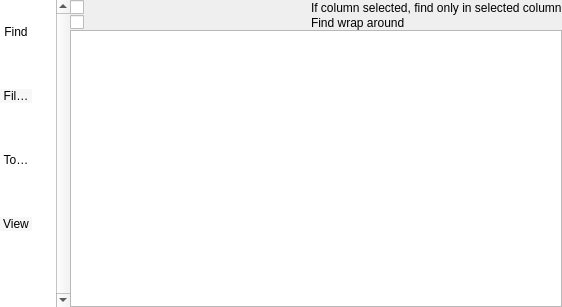
Qt form trace_server/settingslog.ui (mojmir-svoboda/DbgToolkit) before a commit.
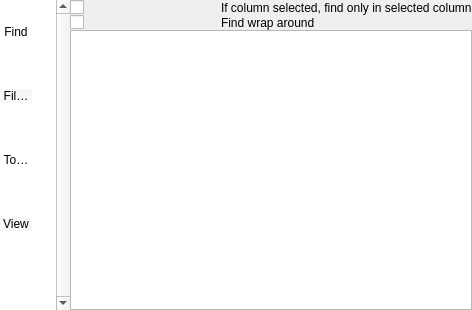
The same form after that commit. The open tabs and pages were chosen to show the change. Icons and pictures are not drawn. Custom widgets are drawn as their Qt base class.

Commit message: + regexp coloring (debug)

```diff
--- a/trace_server/settingslog.ui
+++ b/trace_server/settingslog.ui
@@ -6,13 +6,13 @@
    <rect>
     <x>0</x>
     <y>0</y>
-    <width>562</width>
-    <height>307</height>
+    <width>384</width>
+    <height>310</height>
    </rect>
   </property>
   <property name="minimumSize">
    <size>
-    <width>562</width>
+    <width>384</width>
     <height>307</height>
    </size>
   </property>
```
Left out of the diff: 2 changed lines with no effect on the pictures. The commit also changes 2 other files.
